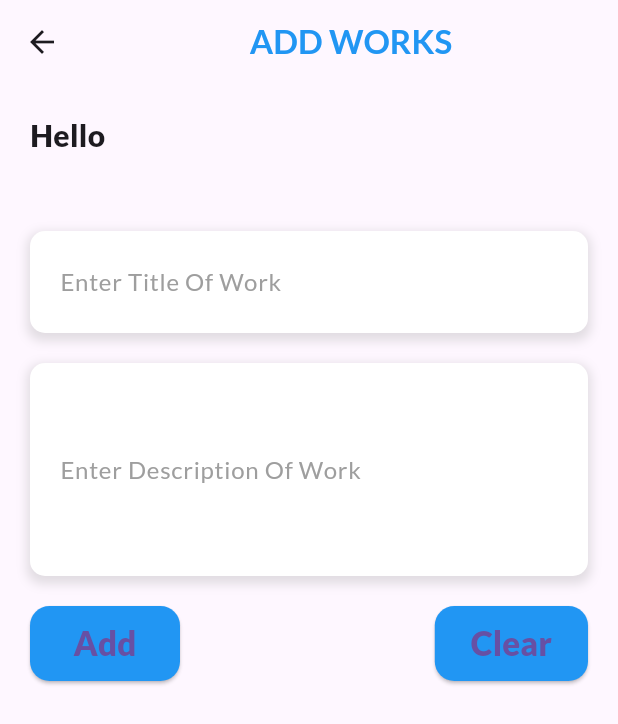
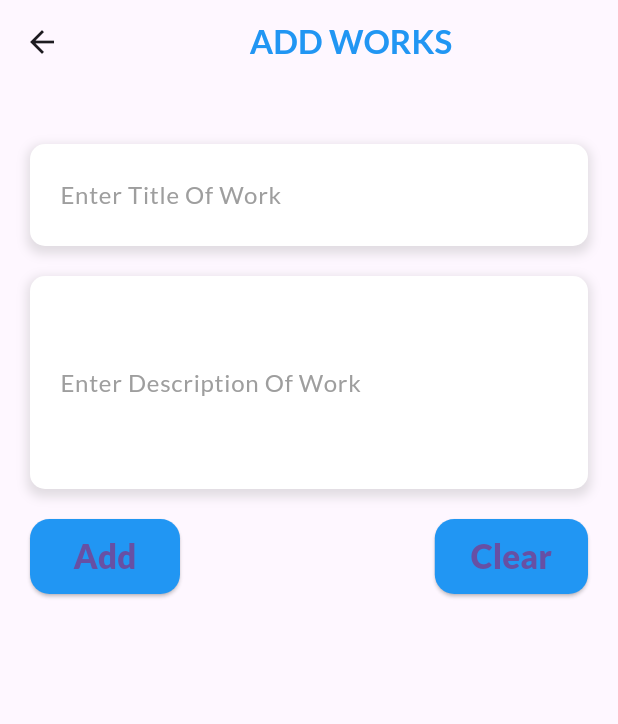
Before and after one commit to RakeshKumarSenapati/Staff_task_management, a Flutter app: the Mob_Add_Task screen opened directly, on a phone screen of 412 x 824 dp. Shown: the top 724 px of the screen. Run offline on Flutter 3.47's test engine with Material 3 defaults, Android fonts, the phone set to English and light mode, and no system bars; our stand-ins replace animate_do, flutter_svg, fluttertoast, google_fonts, month_picker_dialog, shared_preferences; missing offline and left inert: flutter_phone_direct_caller, mobile_scanner, qr_scanner_overlay; accounts and stored records are empty.

Commit message:
basic changes

```diff
--- a/lib/mobile/mob_add_task.dart
+++ b/lib/mobile/mob_add_task.dart
@@ -83,20 +83,8 @@ class _MobAddTaskState extends State<Mob_Add_Task> {
         child: Column(
           crossAxisAlignment: CrossAxisAlignment.start,
           children: [
-             FadeInLeft(
-              duration: Duration(milliseconds: 2000),
-              child: Text(
-                'Hello',
-                style: TextStyle(fontSize: 20,fontWeight: FontWeight.w900),
-              ),
-            ),
-            FadeInLeft(
-              duration: Duration(milliseconds: 2000),
-              child: Text(
-                userID,
-                style: const TextStyle(fontSize: 20,fontWeight: FontWeight.w900),
-              ),
-            ),
+
+
             const SizedBox(height: 20),
             FadeInUp(
               duration: Duration(milliseconds: 2000),
@@ -172,8 +160,8 @@ class _MobAddTaskState extends State<Mob_Add_Task> {
               child: Row(
                 mainAxisAlignment: MainAxisAlignment.spaceBetween,
                 children: [
-                  FadeInLeftBig(
-                    duration: Duration(milliseconds: 1500),
+                  FadeInRight(
+                    duration: Duration(milliseconds: 2000),
                     child: ElevatedButton(
                 onPressed: () {
                   if (titleController.text.isEmpty) {
@@ -199,8 +187,8 @@ class _MobAddTaskState extends State<Mob_Add_Task> {
                   style: TextStyle(fontSize: 22, fontWeight: FontWeight.w900),
                 ),
               ),),
-              FadeInRightBig(
-                duration: Duration(milliseconds: 1500),
+              FadeInLeft(
+                duration: Duration(milliseconds: 2000),
                 child:  ElevatedButton(
                 onPressed: () {
                   titleController.clear();
--- a/lib/mobile/mob_contact_prev.dart
+++ b/lib/mobile/mob_contact_prev.dart
@@ -519,9 +519,3 @@ class CustomSearchDelegate extends SearchDelegate<String> {
     );
   }
 }
-
-void main() {
-  runApp(MaterialApp(
-    home: ContactPrev(),
-  ));
-}
--- a/lib/mobile/mob_login.dart
+++ b/lib/mobile/mob_login.dart
@@ -4,8 +4,6 @@ import 'package:flutter/material.dart';
 import 'package:flutter/rendering.dart';
 import 'package:flutter_application_1/admin_home.dart';
 import 'package:flutter_application_1/mobile/mob_navbar.dart';
-import 'package:flutter_svg/flutter_svg.dart';
-import '../consts.dart';
 import 'package:fluttertoast/fluttertoast.dart';
 import 'package:shared_preferences/shared_preferences.dart';
 
--- a/lib/mobile/mob_task_mgmt.dart
+++ b/lib/mobile/mob_task_mgmt.dart
@@ -86,9 +86,9 @@ class _Task_mgmt extends State<Task_mgmt> {
           bool isNStarted = data[index]['STATUS'] == 'Started';
 
           return Center(
-            child: FadeInRightBig( // Wrap the entire Card with FadeInUp animation
-              duration: const Duration(milliseconds: 1000),
-              delay: Duration(milliseconds: index * 500),
+            child: FadeInLeftBig( // Wrap the entire Card with FadeInUp animation
+              duration: const Duration(milliseconds: 1300),
+              delay: Duration(milliseconds: index * 300),
               child: Card(
                 elevation: 8,
                 child: ExpansionTile(
```
